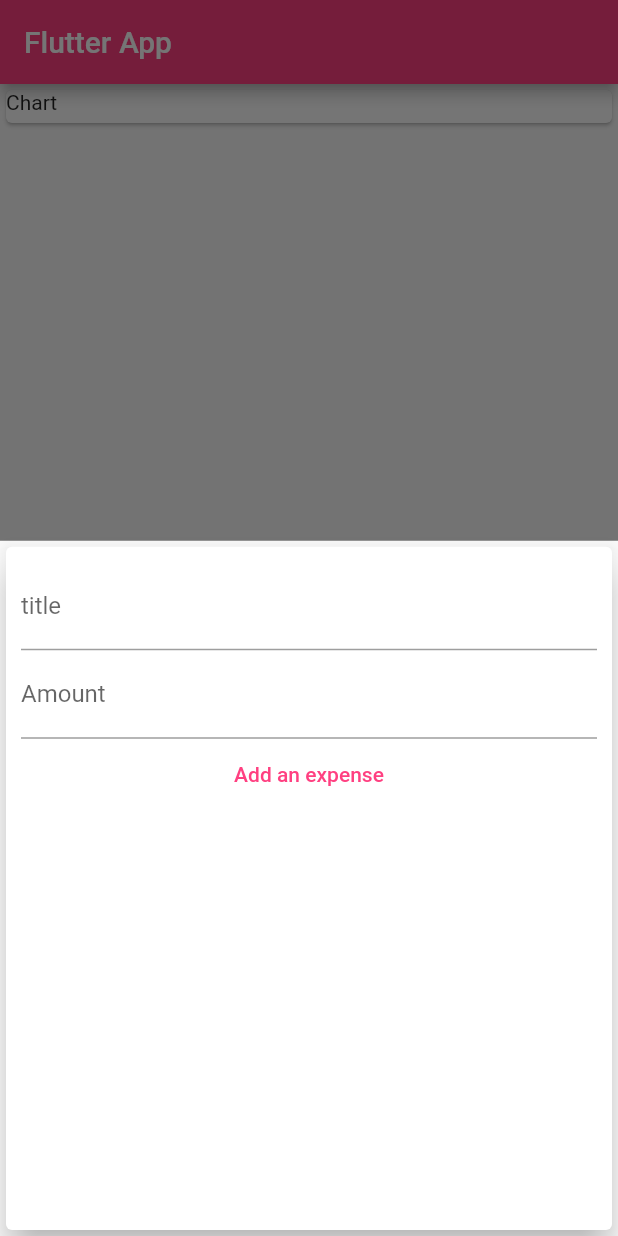
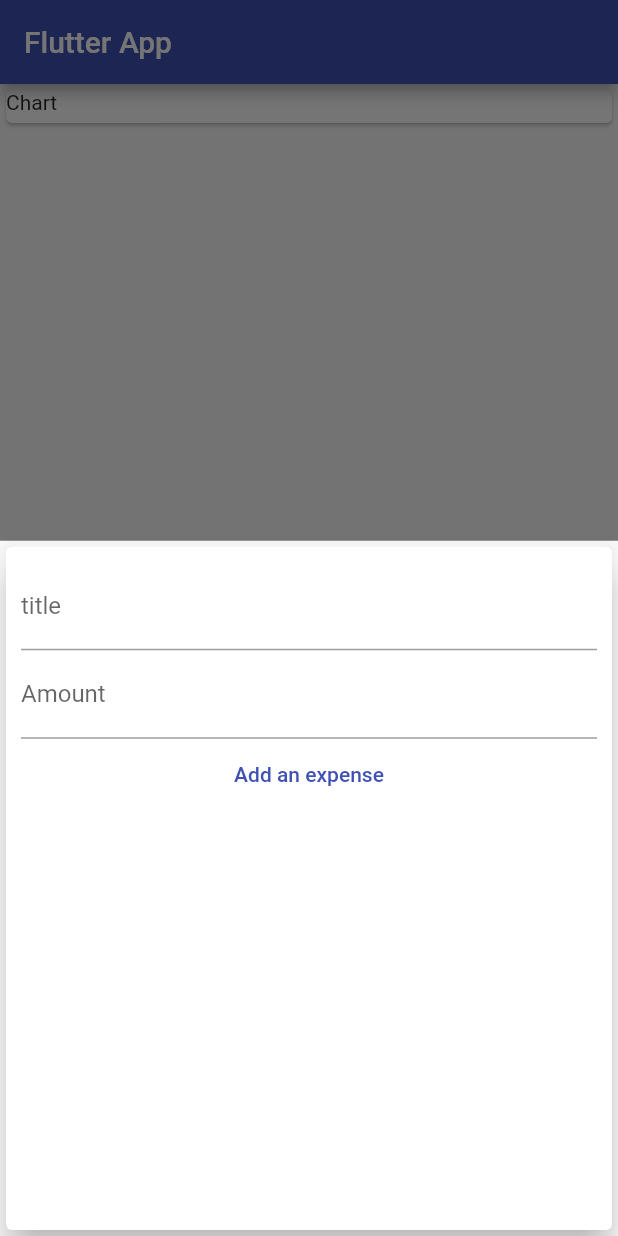
Before and after one commit to 0neman/expensescontrol, a Flutter app: the screen it shows after launch, after a tap on the "add" icon, on a phone screen of 412 x 824 dp. Run offline on Flutter 3.47's test engine with Material 2 defaults, Android fonts, the phone set to English and light mode, and no system bars.

Commit message:
another one

```diff
--- a/lib/main.dart
+++ b/lib/main.dart
@@ -12,6 +12,7 @@ class MyApp extends StatelessWidget {
     return MaterialApp(
       title: 'Flutter App',
       home: MyHomePage(),
+      theme: ThemeData(primarySwatch: Colors.indigo),
     );
   }
 }
@@ -59,7 +60,6 @@ class _MyHomePageState extends State<MyHomePage> {
       ),
       appBar: AppBar(
         title: Text('Flutter App'),
-        backgroundColor: Colors.pinkAccent,
       ),
       body: SingleChildScrollView(
         child: Column(
--- a/lib/widgets/new_transaction.dart
+++ b/lib/widgets/new_transaction.dart
@@ -59,7 +59,7 @@ class _NewTransactionState extends State<NewTransaction> {
               },
               style: TextButton.styleFrom(
                 padding: EdgeInsets.all(10),
-                foregroundColor: Colors.pinkAccent,
+                foregroundColor: Theme.of(context).primaryColor,
               ),
               child: Text("Add an expense"),
             ),
```
Also changed, not shown: lib/widgets/transaction_list.dart (+4 -4 lines).
